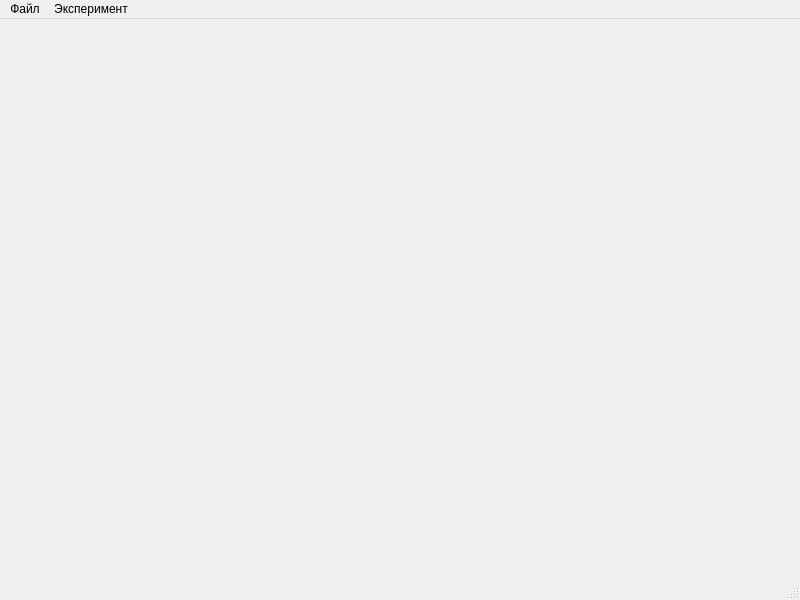
Qt form mainwindow.ui (Kirikus/Experiments-2026S-Python) before a commit.
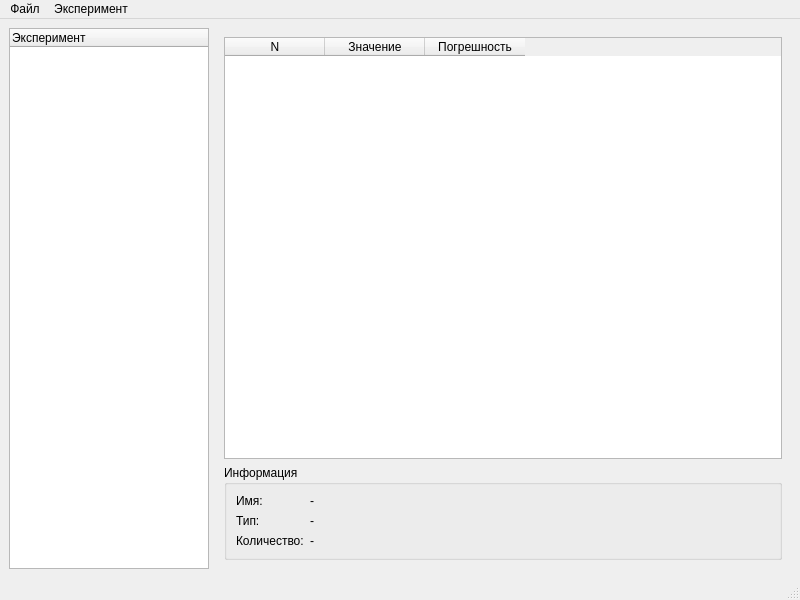
The same form after that commit.

Commit message:
fix: correct mainwindow.ui XML structure
- Add proper <item> tags around widgets in layouts
- Add XML comments for UI sections
- Fix pyside6-uic validation error

```diff
--- a/mainwindow.ui
+++ b/mainwindow.ui
@@ -19,6 +19,7 @@
    <layout class="QHBoxLayout" name="horizontalLayout">
     
     <!-- Левая панель: дерево переменных/констант/приборов -->
+    <item>
     <widget class="QTreeWidget" name="treeWidget">
      <property name="maximumSize">
       <size>
@@ -31,16 +32,19 @@
      </property>
      <column>
       <property name="text">
-       <string>Имя</string>
+        <string>Эксперимент</string>
       </property>
      </column>
     </widget>
+    </item>
     
     <!-- Правая панель: таблица данных -->
+    <item>
     <widget class="QWidget" name="rightPanel">
      <layout class="QVBoxLayout" name="verticalLayout">
       
       <!-- Таблица значений -->
+       <item>
       <widget class="QTableWidget" name="tableWidget">
        <property name="alternatingRowColors">
         <bool>true</bool>
@@ -61,8 +65,10 @@
         </property>
        </column>
       </widget>
-      
+       </item>
+       
       <!-- Панель информации -->
+       <item>
       <widget class="QGroupBox" name="infoGroup">
        <property name="title">
         <string>Информация</string>
@@ -112,9 +118,11 @@
         </item>
        </layout>
       </widget>
-      
-     </layout>
-    </widget>
+       </item>
+       
+      </layout>
+     </widget>
+    </item>
     
    </layout>
   </widget>
```
Left out of the diff: 11 changed lines with no effect on the pictures. Lines whose indentation alone changed are shown as unchanged.
